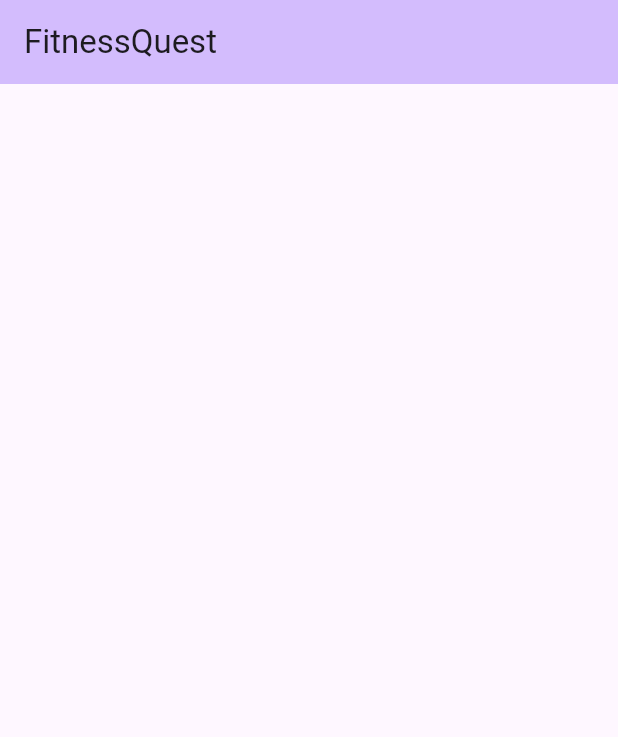
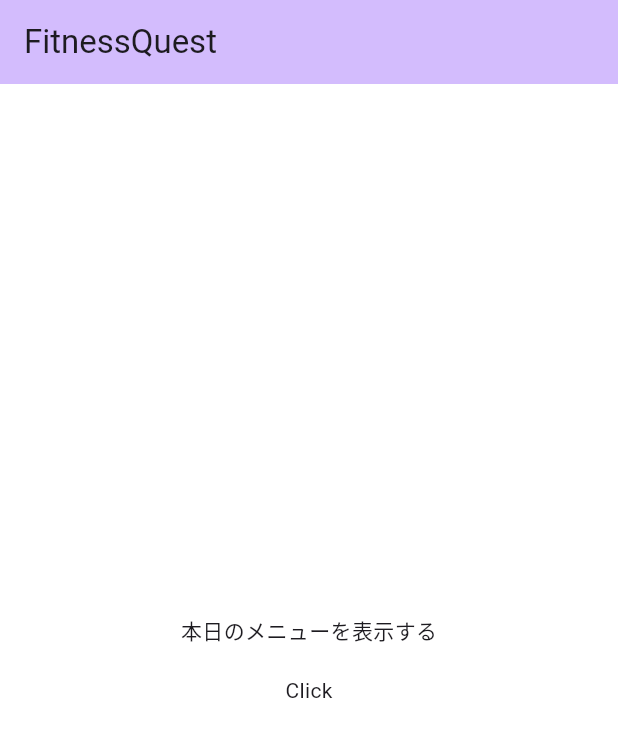
Before and after one commit to iwa-ma/FitnessQuest, a Flutter app: the screen it shows after launch, on a phone screen of 412 x 824 dp. Shown: the top 737 px of the screen. Run offline on Flutter 3.47's test engine with Material 3 defaults, Android fonts, the phone set to English and light mode, and no system bars.

Commit message:
[本日のメニュー] add : 仮テキスト配置

```diff
--- a/lib/main.dart
+++ b/lib/main.dart
@@ -36,6 +36,19 @@
         backgroundColor: Theme.of(context).colorScheme.inversePrimary,
         title: Text('FitnessQuest'),
       ),
+      body: Container(
+        color: Colors.white,
+        child:Center(
+          child:Column(
+          mainAxisAlignment: MainAxisAlignment.center,
+          children: <Widget>[
+            Text('本日のメニューを表示する'),
+            SizedBox(height: 20), // 20ピクセルの縦マージンを追加
+            Text('Click'),
+          ],
+          ),
+        ),
+      ),
     );
   }
 }
```
